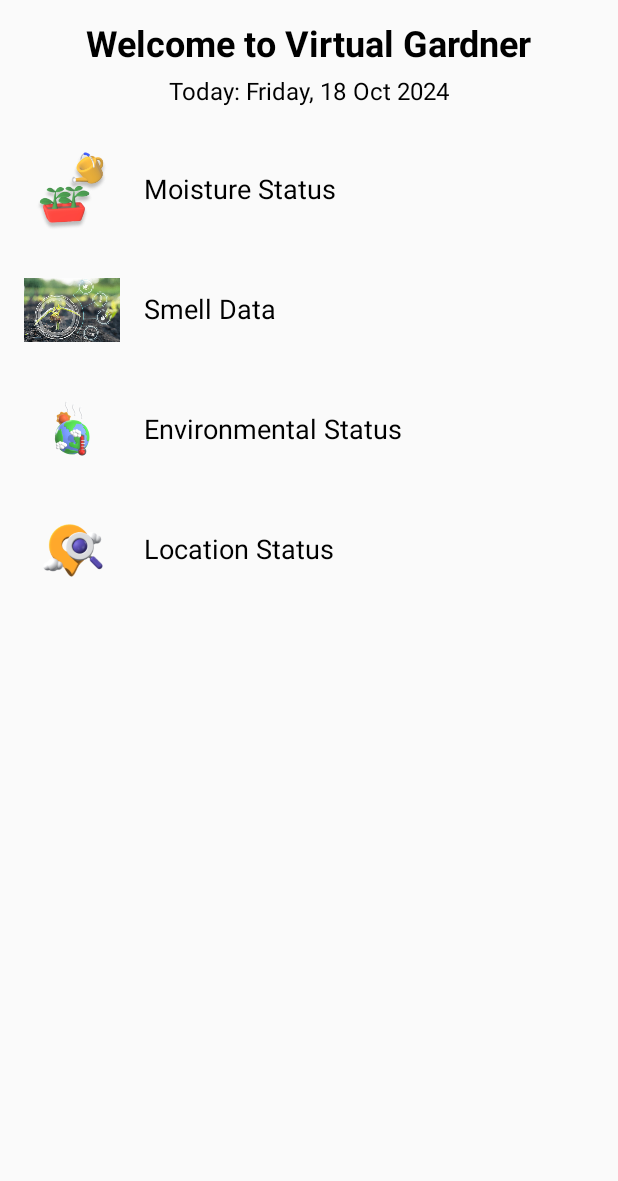
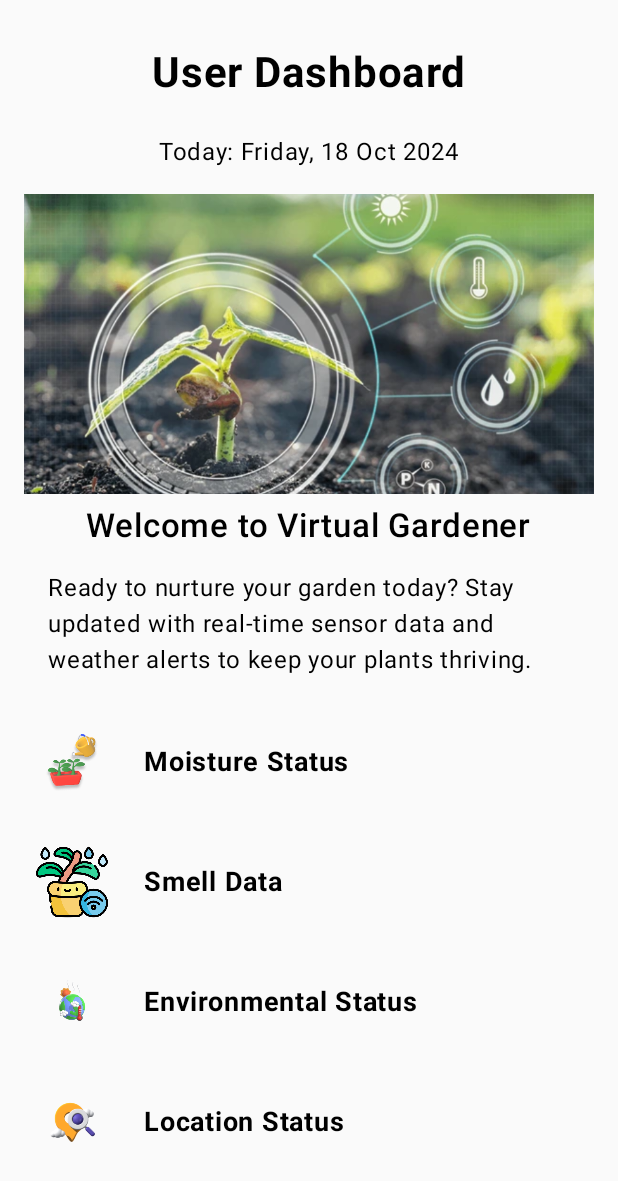
Before and after one commit to Ahmedradwancs/Virtual-Gardner, an Android app built with Jetpack Compose: the HomePage screen opened directly, with no data from a screen before it, on a phone screen of 412 x 824 dp. Shown: the top 1181 px of the screen. Run offline under Robolectric (Android 15) with nearby library versions, the phone set to English and light mode, and no system bars.

Commit message:
Added layout for homepage

```diff
--- a/app/src/main/java/com/example/virtualgardner/HomePage.kt
+++ b/app/src/main/java/com/example/virtualgardner/HomePage.kt
@@ -5,6 +5,7 @@ import android.os.Bundle
 import androidx.activity.ComponentActivity
 import androidx.activity.compose.setContent
 import androidx.compose.foundation.Image
+import androidx.compose.foundation.background
 import androidx.compose.foundation.clickable
 import androidx.compose.foundation.layout.*
 import androidx.compose.foundation.rememberScrollState
@@ -13,17 +14,23 @@ import androidx.compose.material3.Text
 import androidx.compose.runtime.Composable
 import androidx.compose.ui.Alignment
 import androidx.compose.ui.Modifier
+import androidx.compose.ui.graphics.Brush
+
+import androidx.compose.ui.graphics.Color
+import androidx.compose.ui.layout.ContentScale
 import androidx.compose.ui.res.painterResource
 import androidx.compose.ui.text.font.FontWeight
 import androidx.compose.ui.unit.dp
 import androidx.compose.ui.unit.sp
+import com.example.virtualgardner.ui.theme.VirtualGardnerTheme
 import java.text.SimpleDateFormat
 import java.util.*
-
+import androidx.compose.ui.geometry.Offset
 class HomePage : ComponentActivity() {
     override fun onCreate(savedInstanceState: Bundle?) {
         super.onCreate(savedInstanceState)
         setContent {
+            VirtualGardnerTheme {
                 HomePageContent(
                     onMoistureClick = {
                         startActivity(Intent(this, MoistureStatusActivity::class.java))
@@ -40,6 +47,7 @@ class HomePage : ComponentActivity() {
                 )
             }
         }
+    }
 
     @Composable
     fun HomePageContent(
@@ -53,15 +61,18 @@ class HomePage : ComponentActivity() {
                 .fillMaxSize()
                 .verticalScroll(rememberScrollState())
                 .padding(16.dp),
+
             horizontalAlignment = Alignment.CenterHorizontally
         ) {
+            // Header: Welcome message
             Text(
-                text = "Welcome to Virtual Gardner",
-                fontSize = 24.sp,
+                text = "User Dashboard",
+                fontSize = 28.sp,
                 fontWeight = FontWeight.Bold,
-                modifier = Modifier.align(Alignment.CenterHorizontally)
+                modifier = Modifier.padding(16.dp)
             )
 
+            // Date and Time
             val currentDate = SimpleDateFormat("EEEE, dd MMM yyyy", Locale.getDefault()).format(Date())
             Spacer(modifier = Modifier.height(8.dp))
             Text(
@@ -73,31 +84,50 @@ class HomePage : ComponentActivity() {
 
             Spacer(modifier = Modifier.height(16.dp))
 
-            // Card for "Moisture Status"
+            // Image (Main Dashboard Image)
+            Image(
+                painter = painterResource(id = R.drawable.smart),  // Replace with your image
+                contentDescription = "Dashboard Image",
+                contentScale = ContentScale.Crop,
+                modifier = Modifier
+                    .fillMaxWidth()
+                    .height(200.dp)
+            )
+
+            // Welcome text
+            Text(
+                text = "Welcome to Virtual Gardener",
+                fontSize = 22.sp,
+                fontWeight = FontWeight.Medium,
+                modifier = Modifier.padding(top = 8.dp)
+            )
+
+            // Additional information text
+            Text(
+                text = "Ready to nurture your garden today? Stay updated with real-time sensor data and weather alerts to keep your plants thriving.",
+                fontSize = 16.sp,
+                modifier = Modifier.padding(16.dp)
+            )
+
+            // Status Sections (Moisture, Smell, Environmental, Location)
             StatusSection(
                 title = "Moisture Status",
-                imageResId = R.drawable.icon1,
+                imageResId = R.drawable.icon1,  // Replace with your actual icon
                 onClick = onMoistureClick
             )
-
-            // Card for "Smell Data"
             StatusSection(
                 title = "Smell Data",
-                imageResId = R.drawable.smart,
+                imageResId = R.drawable.icon2,  // Replace with your actual icon
                 onClick = onSmellDataClick
             )
-
-            // Card for "Environmental Status"
             StatusSection(
                 title = "Environmental Status",
-                imageResId = R.drawable.icon3,
+                imageResId = R.drawable.icon3,  // Replace with your actual icon
                 onClick = onEnvironmentalClick
             )
-
-            // Card for "Location Status"
             StatusSection(
                 title = "Location Status",
-                imageResId = R.drawable.icon4,
+                imageResId = R.drawable.icon4,  // Replace with your actual icon
                 onClick = onLocationClick
             )
         }
@@ -115,10 +145,17 @@ class HomePage : ComponentActivity() {
             Image(
                 painter = painterResource(id = imageResId),
                 contentDescription = title,
-                modifier = Modifier.size(64.dp)
+                modifier = Modifier
+                    .size(64.dp)
+                    .padding(8.dp)
             )
             Spacer(modifier = Modifier.width(16.dp))
-            Text(text = title, fontSize = 18.sp)
+            Text(
+                text = title,
+                fontSize = 18.sp,
+                fontWeight = FontWeight.Bold,
+                color = Color.Black
+            )
         }
     }
 }
```
Also changed, not shown: app/src/main/res/drawable/icon2.png (renamed from app/src/main/res/drawable/watering_7817542.png). Lines whose indentation alone changed are shown as unchanged.
